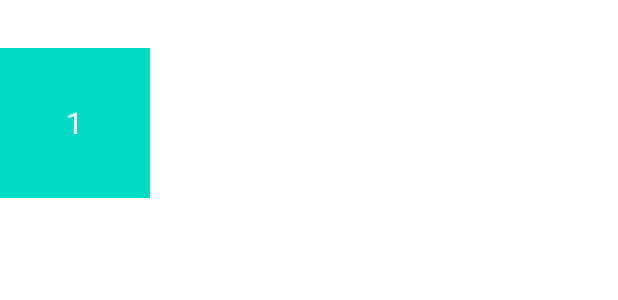
After one commit to dev-anastasia/VK-Homework-1, an Android app: the layout rectangle_item_view.xml on its own in the app's theme, with its tools: preview values and no code run, on a phone screen of 412 x 824 dp. The commit adds this screen. Shown: the top 300 px of the screen. Run offline under Robolectric (Android 15) with nearby library versions, the phone set to English and light mode, and no system bars.

Commit message:
Basic logic + basic design added, some bugs are yet to be fixed

```diff
--- a/app/build.gradle.kts
+++ b/app/build.gradle.kts
@@ -5,12 +5,12 @@ plugins {
 
 android {
     namespace = "com.example.vk_homework1_stepanova_a_andr_12"
-    compileSdk = 33
+    compileSdk = 34
 
     defaultConfig {
         applicationId = "com.example.vk_homework1_stepanova_a_andr_12"
         minSdk = 24
-        targetSdk = 33
+        targetSdk = 34
         versionCode = 1
         versionName = "1.0"
 
--- a/app/src/main/AndroidManifest.xml
+++ b/app/src/main/AndroidManifest.xml
@@ -18,7 +18,6 @@
             android:launchMode="singleInstance">
             <intent-filter>
                 <action android:name="android.intent.action.MAIN" />
-
                 <category android:name="android.intent.category.LAUNCHER" />
             </intent-filter>
         </activity>
--- /dev/null
+++ b/app/src/main/res/layout/rectangle_item_view.xml
@@ -0,0 +1,24 @@
+<?xml version="1.0" encoding="utf-8"?>
+<FrameLayout xmlns:android="http://schemas.android.com/apk/res/android"
+    xmlns:tools="http://schemas.android.com/tools"
+    android:layout_width="wrap_content"
+    android:layout_height="wrap_content"
+    android:layout_marginTop="24dp">
+
+    <ImageView
+        android:id="@+id/iv_background"
+        android:layout_width="100dp"
+        android:layout_height="100dp"
+        android:layout_marginVertical="8dp"
+        tools:background="@color/teal_200" />
+
+    <TextView
+        android:id="@+id/tv_number"
+        android:layout_width="match_parent"
+        android:layout_height="wrap_content"
+        android:layout_gravity="center"
+        android:textSize="20sp"
+        android:textColor="@color/white"
+        tools:text="1" />
+
+</FrameLayout>
--- a/app/src/main/res/values/colors.xml
+++ b/app/src/main/res/values/colors.xml
@@ -7,4 +7,8 @@
     <color name="teal_700">#FF018786</color>
     <color name="black">#FF000000</color>
     <color name="white">#FFFFFFFF</color>
+
+    <color name="red">#BD1E1E</color>
+    <color name="blue">#2E339A</color>
+
 </resources>
```
Also changed, not shown: app/src/main/java/com/example/vk_homework1_stepanova_a_andr_12/OnCLickListener.kt (added, +8 -0 lines), app/src/main/java/com/example/vk_homework1_stepanova_a_andr_12/RectanglesAdapter.kt (+25 -8 lines), app/src/main/java/com/example/vk_homework1_stepanova_a_andr_12/RectanglesFragment.kt (+26 -3 lines), app/src/main/res/layout/fragment_rectangles.xml (+11 -1 lines).
